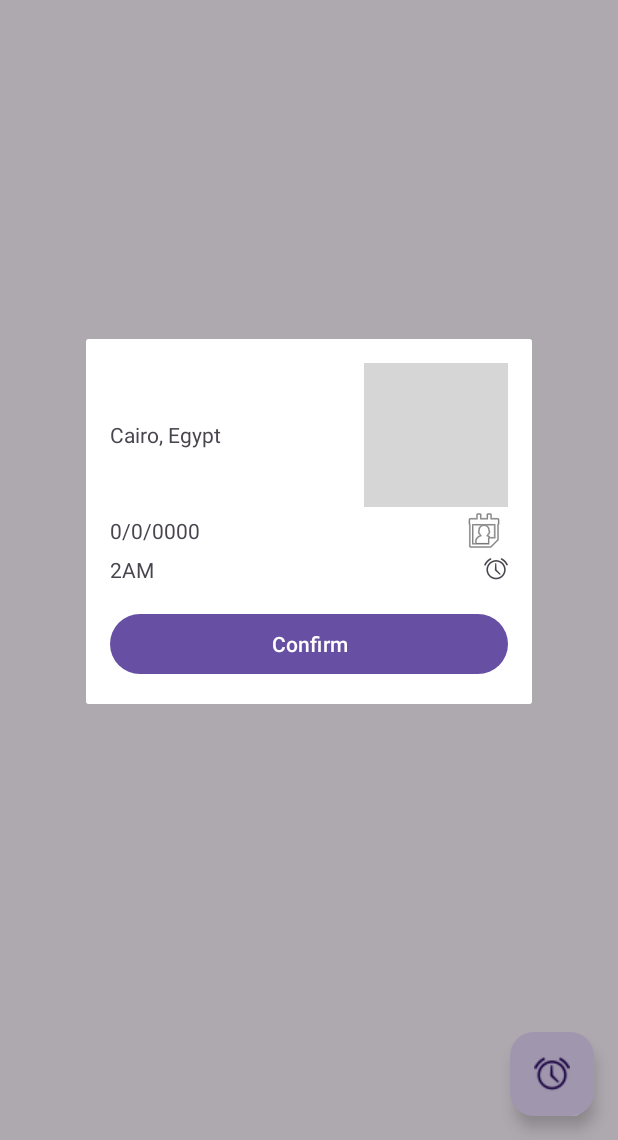
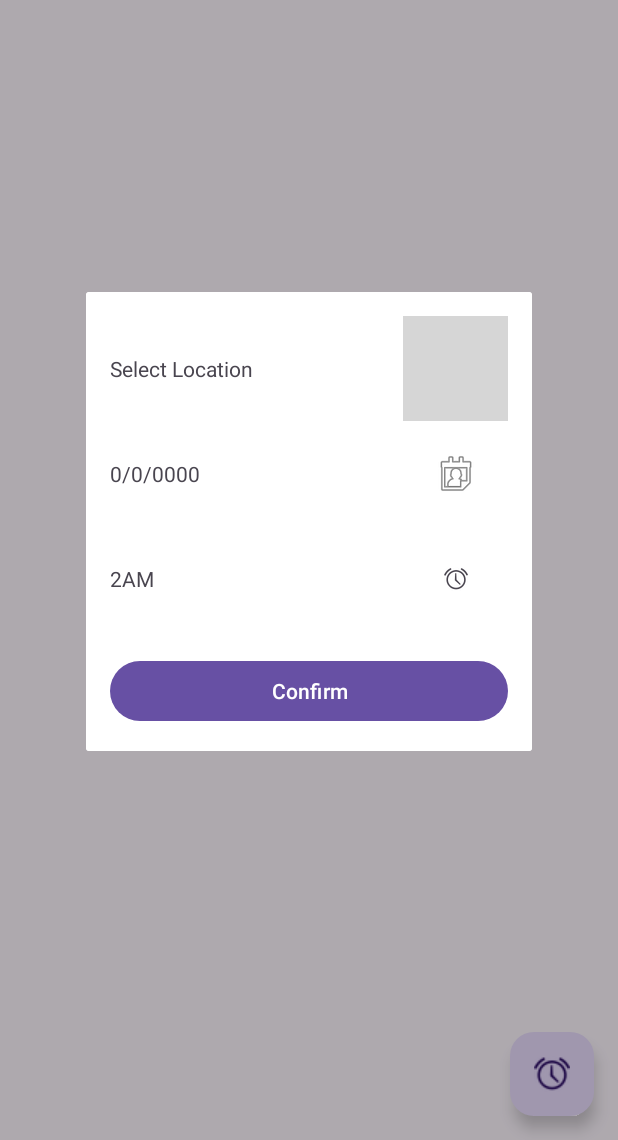
Before and after one commit to Omaar-Mohamed/Weather_App, an Android app: the AlertFragment screen opened through its navigation route, after a tap on an icon or button, on a phone screen of 412 x 824 dp, the part 96-1236 px from its top. Run offline under Robolectric (Android 15) with nearby library versions, the phone set to English and light mode, and no system bars; pictures from the network do not load; grey boxes are pictures that could not be loaded.

Commit message:
Alart popup

```diff
--- a/app/src/main/java/com/example/weatherapp/alert/view/AlertFragment.kt
+++ b/app/src/main/java/com/example/weatherapp/alert/view/AlertFragment.kt
@@ -5,6 +5,7 @@ import android.app.Dialog
 import android.app.TimePickerDialog
 import android.content.Context
 import android.content.Intent
+import android.content.SharedPreferences
 import android.os.Bundle
 import androidx.fragment.app.Fragment
 import android.view.LayoutInflater
@@ -12,6 +13,8 @@ import android.view.View
 import android.view.ViewGroup
 import android.view.WindowManager
 import android.widget.TextView
+import android.widget.Toast
+import androidx.lifecycle.MutableLiveData
 import androidx.work.Data
 import androidx.work.OneTimeWorkRequestBuilder
 import androidx.work.WorkManager
@@ -29,6 +32,9 @@ class AlertFragment : Fragment() {
 
     lateinit var binding: FragmentAlertBinding
      var desiredDateTime: Calendar? = null
+    lateinit var sharedPrefrence: SharedPreferences
+    var locationLiveData: MutableLiveData<String> = MutableLiveData()
+
 
     override fun onCreateView(
         inflater: LayoutInflater, container: ViewGroup?,
@@ -40,8 +46,18 @@ class AlertFragment : Fragment() {
 
     }
 
+    override fun onResume() {
+        super.onResume()
+        val locationString = sharedPrefrence.getString("alertLocation", "Select Location")
+        locationLiveData.value = locationString?: "Select Location"
+    }
+
+
+
     override fun onViewCreated(view: View, savedInstanceState: Bundle?) {
         super.onViewCreated(view, savedInstanceState)
+        sharedPrefrence = requireContext().getSharedPreferences("MySharedPref", Context.MODE_PRIVATE)
+
         binding.fabAlert.setOnClickListener {
 //            val delay = 1L // Delay in minutes
 //            val inputData = Data.Builder()
@@ -64,6 +80,11 @@ class AlertFragment : Fragment() {
         // Set custom width and height for the dialog
         val width = context.resources.displayMetrics.widthPixels * 0.8 // 80% of screen width
         val height = WindowManager.LayoutParams.WRAP_CONTENT // Adjust height as needed
+        locationLiveData.observe(viewLifecycleOwner) { location ->
+            // Update the TextView's text inside the observer block
+            myCustomPopupDialogBinding.selectedLocationTextView.text = location
+        }
+
 
         // Set dialog width and height
         dialog.window?.setLayout(width.toInt(), height.toInt())
@@ -77,8 +98,7 @@ class AlertFragment : Fragment() {
             val intent = Intent(context, MapActivity::class.java)
             intent.putExtra("request_fragment", "Alert")
             context.startActivity(intent)
-            val sharedPrefrence = context.getSharedPreferences("MySharedPref", Context.MODE_PRIVATE)
-            myCustomPopupDialogBinding.selectedLocationTextView.text = sharedPrefrence.getString("alertLocation", "Select Location")
+
         }
 
         myCustomPopupDialogBinding.CalenderimageButton.setOnClickListener {
@@ -96,6 +116,7 @@ class AlertFragment : Fragment() {
             val inputData = Data.Builder()
                 .putString("title", "Weather Alert")
                 .putString("message", "It's going to rain today!")
+
                 .build()
             val alertWorker = OneTimeWorkRequestBuilder<AlertWorker>()
                 .setInputData(inputData)
@@ -103,6 +124,7 @@ class AlertFragment : Fragment() {
                 .build()
             WorkManager.getInstance(requireContext()).enqueue(alertWorker)
             dialog.dismiss()
+            Toast.makeText(context, "Alarm set at ${desiredDateTime?.time?:""}", Toast.LENGTH_SHORT).show()
         }
 
         dialog.show()
--- a/app/src/main/java/com/example/weatherapp/alert/view/AlertWorker.kt
+++ b/app/src/main/java/com/example/weatherapp/alert/view/AlertWorker.kt
@@ -27,7 +27,8 @@ import kotlinx.coroutines.withContext
 class AlertWorker(appContext: Context, params: WorkerParameters) : CoroutineWorker(appContext, params) {
     override suspend fun doWork(): Result {
         try {
-            val weatherFlow = getCurrentWeather(applicationContext, ApiConstants.lat, ApiConstants.lon, ApiConstants.API_KEY)
+
+            val weatherFlow = getCurrentWeather(applicationContext,ApiConstants.alertlat,ApiConstants.alartlon ,  ApiConstants.API_KEY)
 
             weatherFlow
                 .catch {
@@ -40,6 +41,7 @@ class AlertWorker(appContext: Context, params: WorkerParameters) : CoroutineWork
 
                 val x = inputData.getString("title")
                 val y = inputData.getString("message")
+
 
                 showNotification(x, ApiConstants.splitTimeZone(weatherData.timezone))
 
--- a/app/src/main/java/com/example/weatherapp/favourit/view/MapActivity.kt
+++ b/app/src/main/java/com/example/weatherapp/favourit/view/MapActivity.kt
@@ -102,7 +102,10 @@ class MapActivity : FragmentActivity() , OnMapReadyCallback {
                 val SharedPreferences = getSharedPreferences("MySharedPref", MODE_PRIVATE)
                 val myEdit = SharedPreferences.edit()
                 myEdit.putString("alertLocation", location.address)
+
                 myEdit.apply()
+                ApiConstants.alertlat = location.latitude.toString()
+                ApiConstants.alartlon = location.longitude.toString()
             }
             else {
                 favouritViewModel.insertLocation(location)
--- a/app/src/main/java/com/example/weatherapp/shared/ApiConstants.kt
+++ b/app/src/main/java/com/example/weatherapp/shared/ApiConstants.kt
@@ -16,6 +16,8 @@ class ApiConstants {
         var address = "San Francisco"
         const val Google_API_KEY = "AIzaSyD3yjEwNflFdBz0N4Q-r4zkgQ6qiLcQBUs"
         var alertLocation = ""
+        var alartlon = ""
+        var alertlat = ""
 
         fun convertUnixTimestampToDateTime(unixTimestamp: Long): String {
             val date = Date(unixTimestamp * 1000L) // Convert seconds to milliseconds
--- a/app/src/main/res/layout/custom_popup_layout.xml
+++ b/app/src/main/res/layout/custom_popup_layout.xml
@@ -27,8 +27,8 @@
         <!-- ImageButton for the calendar -->
         <ImageButton
             android:id="@+id/locationimageButton"
-            android:layout_width="wrap_content"
-            android:layout_height="wrap_content"
+            android:layout_width="70dp"
+            android:layout_height="70dp"
             android:src="@drawable/location"
             android:background="?android:attr/selectableItemBackground"/>
 
@@ -53,8 +53,8 @@
         <!-- ImageButton for the calendar -->
         <ImageButton
             android:id="@+id/CalenderimageButton"
-            android:layout_width="wrap_content"
-            android:layout_height="wrap_content"
+            android:layout_width="70dp"
+            android:layout_height="70dp"
             android:src="@android:drawable/ic_menu_my_calendar"
             android:background="?android:attr/selectableItemBackground"/>
 
@@ -78,10 +78,10 @@
         <!-- ImageButton for the calendar -->
         <ImageButton
             android:id="@+id/CalenderTimeimageButton"
-            android:layout_width="wrap_content"
-            android:layout_height="wrap_content"
-            android:src="@android:drawable/ic_lock_idle_alarm"
-            android:background="?android:attr/selectableItemBackground"/>
+            android:layout_width="70dp"
+            android:layout_height="70dp"
+            android:background="?android:attr/selectableItemBackground"
+            android:src="@android:drawable/ic_lock_idle_alarm" />
 
     </LinearLayout>
 
```
